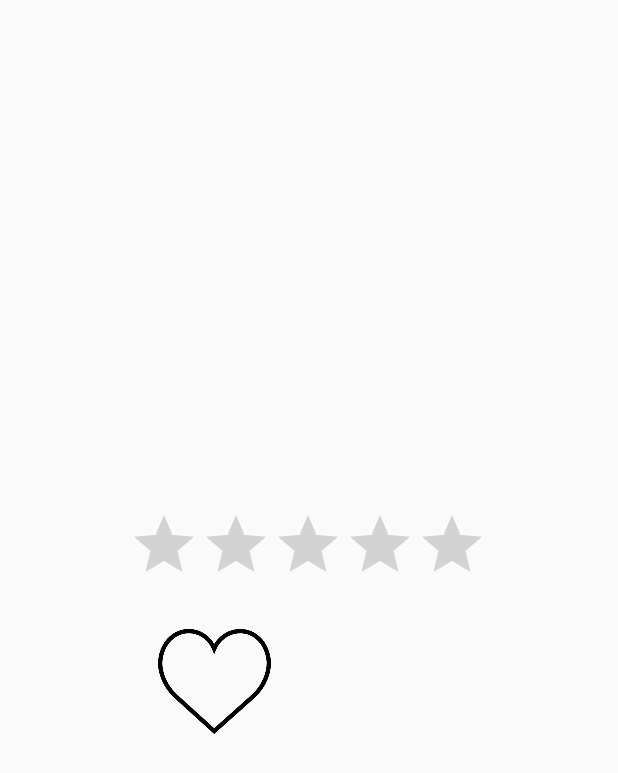
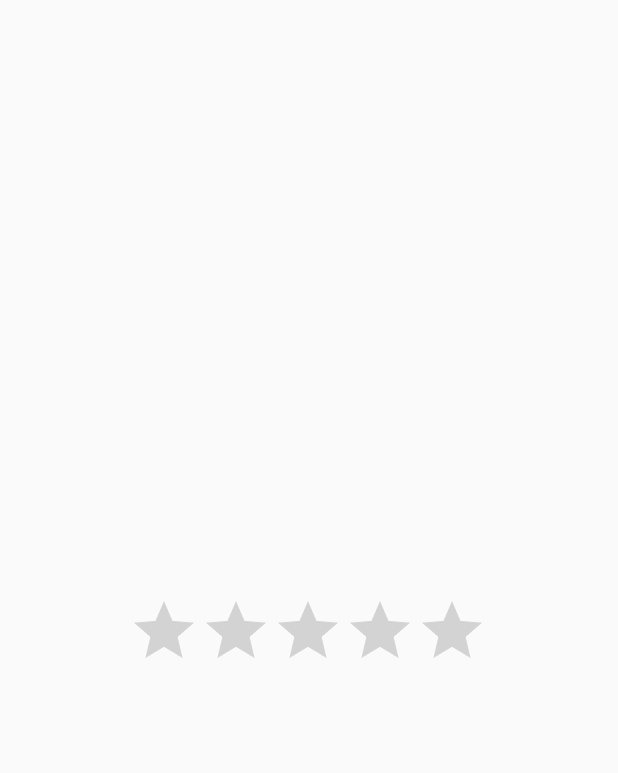
Before and after one commit to LauraSiewert/EAE2019, an Android app: the layout main_list_item.xml on its own in the app's theme, with its tools: preview values and no code run, on a phone screen of 412 x 824 dp. Shown: the top 773 px of the screen. Run offline under Robolectric (Android 15) with nearby library versions, the phone set to English and light mode, and no system bars.

Commit message:
- Heart-Button entfernt - MainList angepasst - Übergang zur Detailansicht

```diff
--- a/app/src/main/res/layout/main_list_item.xml
+++ b/app/src/main/res/layout/main_list_item.xml
@@ -1,45 +1,45 @@
 <?xml version="1.0" encoding="utf-8"?>
 <LinearLayout xmlns:android="http://schemas.android.com/apk/res/android"
     android:layout_width="match_parent"
-    android:layout_height="match_parent">
+    android:layout_height="match_parent"
+    >
     <ImageView
         android:id="@+id/REZEPT_BILD"
         android:layout_width="75dp"
-        android:layout_height="75dp" />
+        android:layout_height="75dp"
+        android:clickable="false"
+        android:focusable="false" />
     <LinearLayout
         android:paddingLeft="10dp"
         android:orientation="vertical"
         android:layout_gravity="center_vertical"
         android:layout_width="wrap_content"
-        android:layout_height="wrap_content">
+        android:layout_height="wrap_content"
+        android:clickable="false"
+        android:focusable="false">
         <TextView
             android:id="@+id/REZEPT_NAME"
             android:layout_width="wrap_content"
             android:layout_height="wrap_content"
             android:textSize="20sp"
-            android:textStyle="bold"/>
+            android:textStyle="bold"
+            android:clickable="false"
+            android:focusable="false"/>
         <TextView
             android:id="@+id/REZEPT_ID_LIST"
             android:layout_width="wrap_content"
             android:layout_height="wrap_content"
             android:visibility="gone"
+            android:clickable="false"
+            android:focusable="false"
             />
         <RatingBar
             android:id="@+id/REZEPT_BEWERTUNG"
             android:layout_width="wrap_content"
-            android:layout_height="wrap_content" />
-        <ImageButton
-            android:id="@+id/LIKE"
-            android:layout_width="75dp"
-            android:layout_height="75dp"
-            android:gravity="center"
-            android:background="@drawable/like"
-            android:padding="40dp"
-            android:layout_margin="20dp"
-            android:adjustViewBounds="true"
-            android:scaleType="fitCenter"
-            />
-
+            android:layout_height="wrap_content"
+            android:clickable="false"
+            android:focusable="false"
+            android:focusableInTouchMode="false"/>
     </LinearLayout>
 
 </LinearLayout>
```
Also changed, not shown: app/src/main/java/com/example/eaesaxala2/MainActivity.java (+9 -7 lines), app/src/main/java/com/example/eaesaxala2/MainListAdapter.java (+17 -18 lines).
